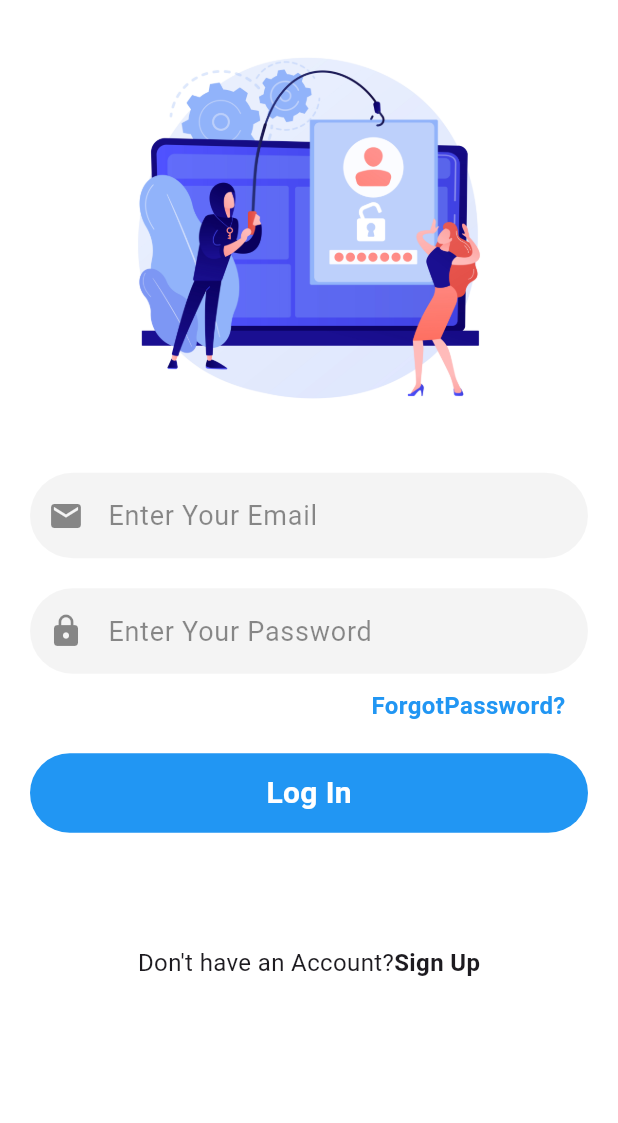
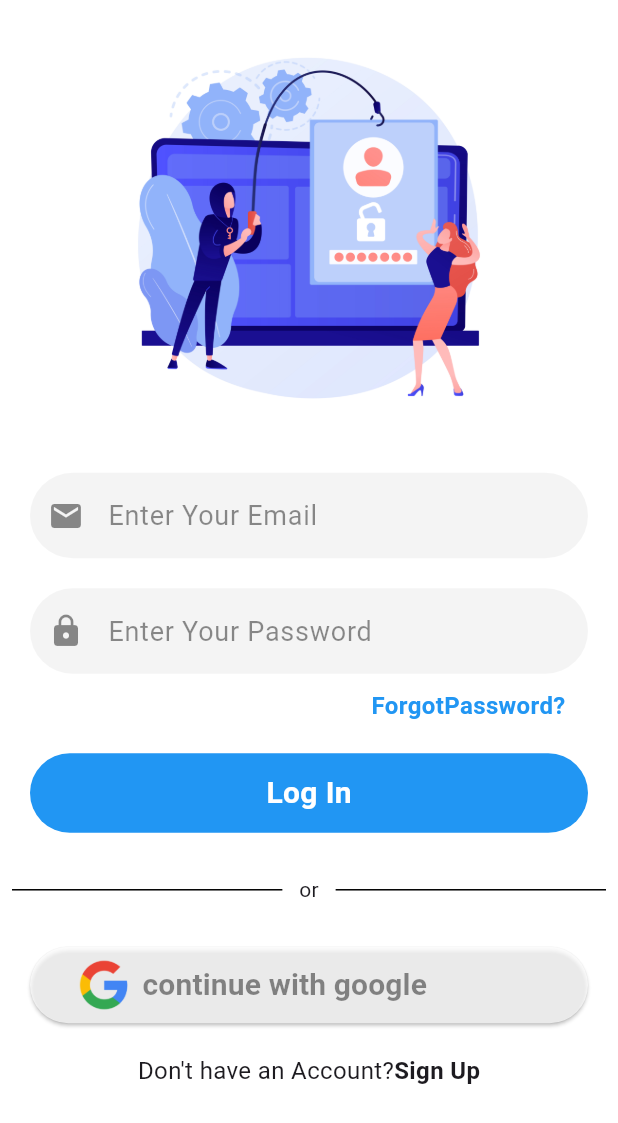
Before and after one commit to Yash29739/Digital_Detox_App, a Flutter app: the screen it shows after launch, on a phone screen of 412 x 824 dp. Shown: the top 1123 px of the screen. Run offline on Flutter 3.47's test engine with Material 3 defaults, Android fonts, the phone set to English and light mode, and no system bars; our stand-ins replace cloud_firestore, firebase_auth, firebase_core, google_sign_in; accounts and stored records are empty.

Commit message:
google authentication successfully implemented

```diff
--- a/lib/LogIn-SignUp/screens/login.dart
+++ b/lib/LogIn-SignUp/screens/login.dart
@@ -1,6 +1,7 @@
 import 'package:digital_detox/LogIn-SignUp/screens/signup.dart';
 import 'package:digital_detox/LogIn-SignUp/widgets/button.dart';
 import 'package:digital_detox/LogIn-SignUp/widgets/text_Field.dart';
+import 'package:digital_detox/Login%20with%20Google/google_auth.dart';
 import 'package:flutter/material.dart';
 
 import '../Services/authentication.dart';
@@ -79,7 +80,39 @@ class _SignupScreenState extends State<LoginScreen> {
                   child: Text("ForgotPassword?",style: TextStyle(fontWeight:FontWeight.bold,fontSize: 16 ,color:Colors.blue),)),
             ),
             MyButtons(onTap: loginUsers, text: "Log In"),
-            SizedBox(height: height/15,),
+
+
+
+            Padding(
+              padding: const EdgeInsets.all(8.0),
+              child: Row(children: [
+                Expanded(child:Container(height: 1,color: Colors.black,),)
+                ,const Text("   or   "),
+                Expanded(child:Container(height: 1,color: Colors.black,),)
+              ],),
+            ),
+
+            Padding(
+              padding: const EdgeInsets.symmetric(horizontal: 20,vertical: 20),
+              child: ElevatedButton(
+                  style: ElevatedButton.styleFrom(backgroundColor: Colors.white70),
+                  onPressed: () async{
+                    await FirebaseServices().signInWithGoogle();
+                    Navigator.pushReplacement(context, MaterialPageRoute(builder: (context)=>const HomeScreen(),),);
+                  },
+                  child:Row(
+                    children: [
+                      Padding(
+                        padding: const EdgeInsets.all(8.0),
+                        child: Image.asset("images/google_logo.png",height: 35,),
+                      ),
+                      const Text("continue with google",style: TextStyle(fontWeight: FontWeight.bold,fontSize: 20,color: Colors.black45),),
+                    ],
+                  )
+              ),
+            ),
+
+            // const SizedBox(height: 20,),
             Row(
               mainAxisAlignment: MainAxisAlignment.center,
               children: [
--- a/pubspec.yaml
+++ b/pubspec.yaml
@@ -14,7 +14,8 @@ dependencies:
   firebase_core: ^2.31.0
   cloud_firestore: ^4.17.4
   firebase_storage: ^11.7.6
-  firebase_auth: ^4.19.6
+  firebase_auth: ^4.20.0
+  google_sign_in: ^6.2.2
 
 dev_dependencies:
   flutter_test:
```
Also changed, not shown: lib/Login with Google/google_auth.dart (added, +32 -0 lines), images/google_logo.png (added), pubspec.lock, 4 other files.
